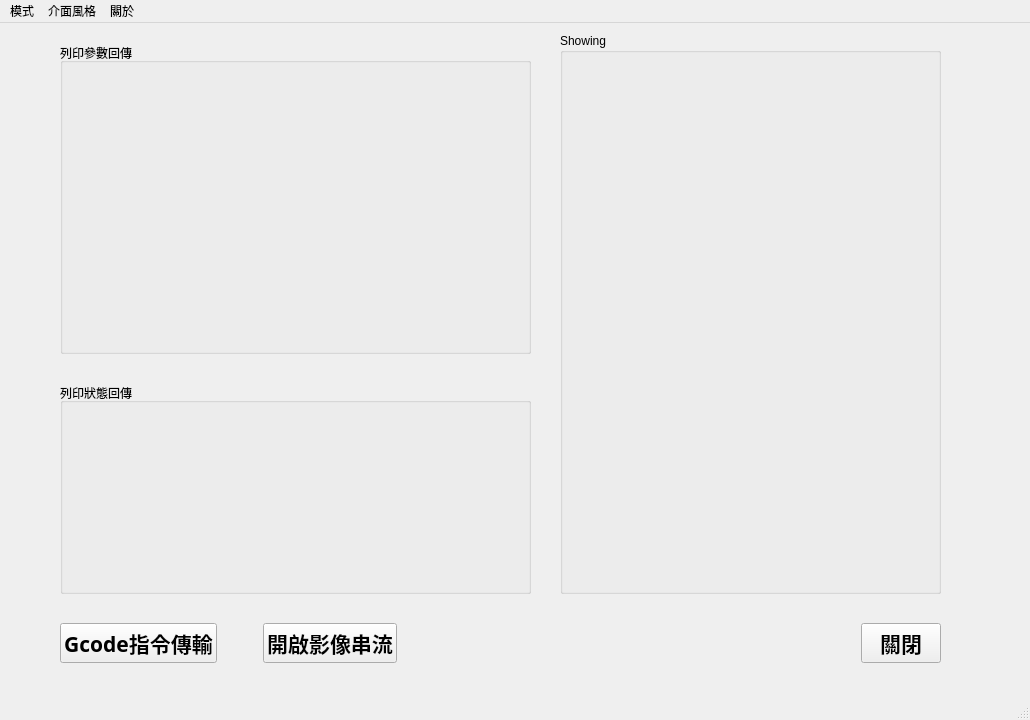
This is UI_design/test.ui in BoBOHanLee/Interface as Qt 5 draws it before an edit. The edited form follows.
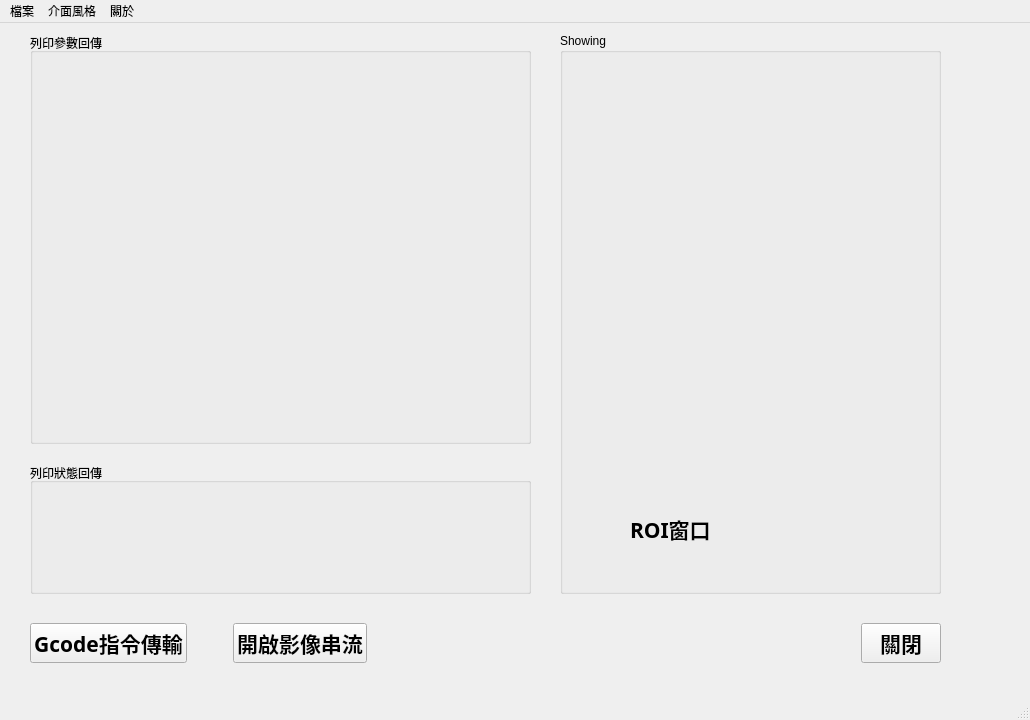
This is the edited form. Icons and pictures are not drawn.

Patch:
```diff
--- a/UI_design/test.ui
+++ b/UI_design/test.ui
@@ -21,9 +21,9 @@
    <widget class="QWidget" name="horizontalLayoutWidget">
     <property name="geometry">
      <rect>
-      <x>60</x>
+      <x>30</x>
       <y>580</y>
-      <width>881</width>
+      <width>911</width>
       <height>80</height>
      </rect>
     </property>
@@ -122,10 +122,10 @@
     <widget class="QLabel" name="img_main">
      <property name="geometry">
       <rect>
-       <x>30</x>
-       <y>30</y>
-       <width>271</width>
-       <height>421</height>
+       <x>50</x>
+       <y>20</y>
+       <width>261</width>
+       <height>441</height>
       </rect>
      </property>
      <property name="text">
@@ -135,8 +135,8 @@
     <widget class="QLabel" name="img_roi">
      <property name="geometry">
       <rect>
-       <x>110</x>
-       <y>470</y>
+       <x>170</x>
+       <y>460</y>
        <width>111</width>
        <height>61</height>
       </rect>
@@ -145,14 +145,35 @@
       <string/>
      </property>
     </widget>
+    <widget class="QLabel" name="label">
+     <property name="geometry">
+      <rect>
+       <x>70</x>
+       <y>470</y>
+       <width>91</width>
+       <height>51</height>
+      </rect>
+     </property>
+     <property name="font">
+      <font>
+       <family>微軟正黑體</family>
+       <pointsize>16</pointsize>
+       <weight>75</weight>
+       <bold>true</bold>
+      </font>
+     </property>
+     <property name="text">
+      <string>ROI窗口</string>
+     </property>
+    </widget>
    </widget>
    <widget class="QGroupBox" name="groupBox_2">
     <property name="geometry">
      <rect>
-      <x>60</x>
-      <y>20</y>
-      <width>471</width>
-      <height>311</height>
+      <x>30</x>
+      <y>10</y>
+      <width>501</width>
+      <height>411</height>
      </rect>
     </property>
     <property name="title">
@@ -162,10 +183,10 @@
    <widget class="QGroupBox" name="groupBox_3">
     <property name="geometry">
      <rect>
-      <x>60</x>
-      <y>360</y>
-      <width>471</width>
-      <height>211</height>
+      <x>30</x>
+      <y>440</y>
+      <width>501</width>
+      <height>131</height>
      </rect>
     </property>
     <property name="title">
@@ -197,7 +218,7 @@
    </property>
    <widget class="QMenu" name="menu">
     <property name="title">
-     <string>模式</string>
+     <string>檔案</string>
     </property>
     <addaction name="actionds"/>
     <addaction name="action"/>
```
Left out of the diff: 10 changed lines with no effect on the pictures.
